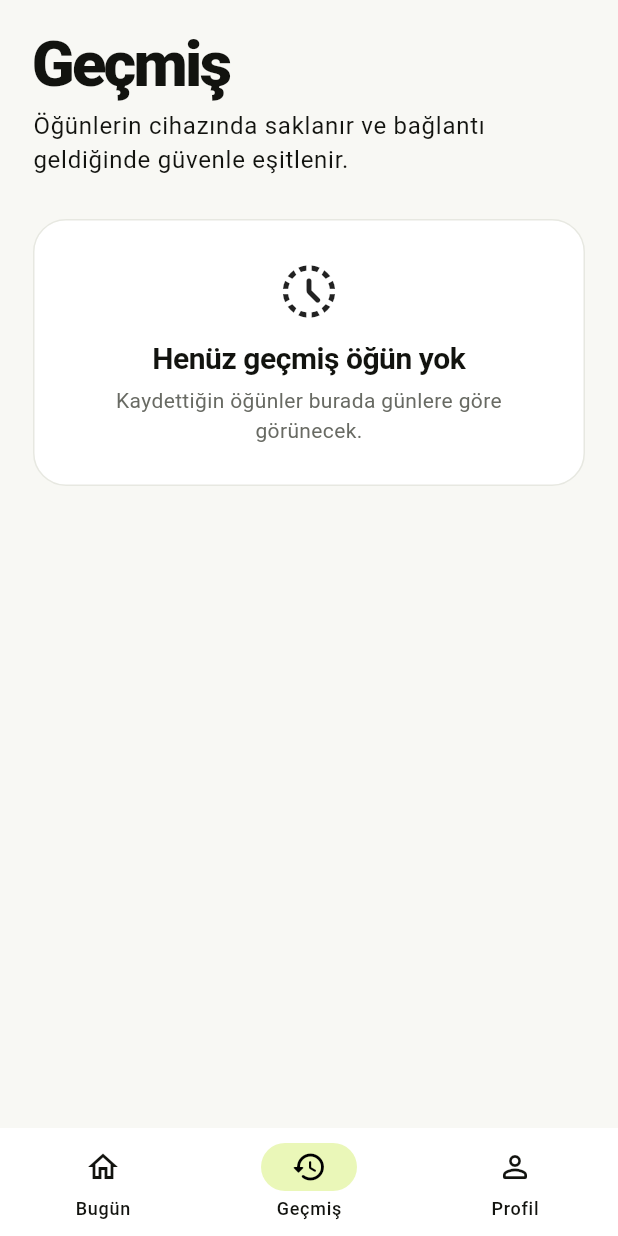
After one commit to recepzgrmh/Meal-Tracker, a Flutter app: the MealClarityShell screen opened by its route, item 2 of the bottom bar chosen, on a phone screen of 412 x 824 dp. The commit adds this screen. Run offline on Flutter 3.47's test engine with Material 3 defaults, Android fonts, the phone set to English and light mode, and no system bars; our stand-ins replace drift, drift_flutter, go_router, shared_preferences, supabase_flutter; accounts and stored records are empty; generated files the repository leaves out were written again; Roboto replaces fonts that are missing (SF Pro Display); statements that could not run were skipped.

Commit message:
feat(history): render cached meals by day

```diff
--- a/lib/src/app.dart
+++ b/lib/src/app.dart
@@ -7,6 +7,7 @@ import 'data/mock_seed_data.dart';
 import 'domain/models.dart';
 import 'features/meal_detail_screen.dart';
 import 'features/meal_flow.dart';
+import 'features/history_screen.dart';
 import 'features/today_screen.dart';
 import 'meals/data/cached_meal_repository.dart';
 import 'theme/app_theme.dart';
@@ -46,6 +47,9 @@ class _MealClarityShellState extends State<MealClarityShell> {
   final MealRepository _repository = MockMealRepository();
   late final TodayViewModel _todayViewModel;
   StreamSubscription<List<LoggedMeal>>? _mealSubscription;
+  StreamSubscription<List<LoggedMeal>>? _historySubscription;
+  List<LoggedMeal> _historyMeals = const [];
+  int _selectedTab = 0;
 
   @override
   void initState() {
@@ -59,6 +63,12 @@ class _MealClarityShellState extends State<MealClarityShell> {
       _mealSubscription = widget.cachedRepository!
           .watchDay(userId: widget.userId!, day: now)
           .listen(_todayViewModel.replaceAll);
+      _historySubscription = widget.cachedRepository!
+          .watchHistory(widget.userId!)
+          .listen((meals) {
+            if (!mounted) return;
+            setState(() => _historyMeals = meals);
+          });
       unawaited(_warmPersistentState(now));
     }
   }
@@ -66,9 +76,14 @@ class _MealClarityShellState extends State<MealClarityShell> {
   Future<void> _warmPersistentState(DateTime day) async {
     await widget.onSyncRequested?.call();
     try {
-      await widget.cachedRepository!.refreshDay(
+      await widget.cachedRepository!.refreshWindow(
         userId: widget.userId!,
-        day: day,
+        from: DateTime(
+          day.year,
+          day.month,
+          day.day,
+        ).subtract(const Duration(days: 30)),
+        to: DateTime(day.year, day.month, day.day).add(const Duration(days: 1)),
       );
     } catch (_) {
       // Cache remains the source of truth while offline.
@@ -78,6 +93,7 @@ class _MealClarityShellState extends State<MealClarityShell> {
   @override
   void dispose() {
     _mealSubscription?.cancel();
+    _historySubscription?.cancel();
     _todayViewModel.dispose();
     super.dispose();
   }
@@ -178,11 +194,29 @@ class _MealClarityShellState extends State<MealClarityShell> {
   Widget build(BuildContext context) {
     return ListenableBuilder(
       listenable: _todayViewModel,
-      builder: (context, _) => TodayScreen(
-        meals: _todayViewModel.meals,
-        onAddMeal: () => _startMealFlow(context),
-        onMealTap: (meal) => _openMeal(context, meal),
-      ),
+      builder: (context, _) {
+        if (_selectedTab == 1) {
+          return HistoryScreen(
+            meals: _historyMeals,
+            onMealTap: (meal) => _openMeal(context, meal),
+            onTodayTap: () => setState(() => _selectedTab = 0),
+            onProfileTap: () => _showProfileComingSoon(context),
+          );
+        }
+        return TodayScreen(
+          meals: _todayViewModel.meals,
+          onAddMeal: () => _startMealFlow(context),
+          onMealTap: (meal) => _openMeal(context, meal),
+          onHistoryTap: () => setState(() => _selectedTab = 1),
+          onProfileTap: () => _showProfileComingSoon(context),
+        );
+      },
+    );
+  }
+
+  void _showProfileComingSoon(BuildContext context) {
+    ScaffoldMessenger.of(context).showSnackBar(
+      const SnackBar(content: Text('Profil ayarları sonraki sprintte.')),
     );
   }
 }
--- a/lib/src/domain/models.dart
+++ b/lib/src/domain/models.dart
@@ -105,6 +105,7 @@ class LoggedMeal {
     required this.timeLabel,
     required this.items,
     this.imageAsset,
+    this.occurredAt,
   });
 
   final String id;
@@ -112,6 +113,7 @@ class LoggedMeal {
   final String timeLabel;
   final List<MealItem> items;
   final String? imageAsset;
+  final DateTime? occurredAt;
 
   Nutrition get nutrition =>
       items.fold(Nutrition.zero, (total, item) => total + item.nutrition);
@@ -122,5 +124,6 @@ class LoggedMeal {
     timeLabel: timeLabel,
     items: items ?? this.items,
     imageAsset: imageAsset,
+    occurredAt: occurredAt,
   );
 }
--- /dev/null
+++ b/lib/src/features/history_screen.dart
@@ -0,0 +1,231 @@
+import 'dart:collection';
+
+import 'package:flutter/material.dart';
+
+import '../domain/models.dart';
+import '../theme/app_theme.dart';
+
+class HistoryScreen extends StatelessWidget {
+  const HistoryScreen({
+    required this.meals,
+    required this.onMealTap,
+    required this.onTodayTap,
+    this.onProfileTap,
+    super.key,
+  });
+
+  final List<LoggedMeal> meals;
+  final ValueChanged<LoggedMeal> onMealTap;
+  final VoidCallback onTodayTap;
+  final VoidCallback? onProfileTap;
+
+  @override
+  Widget build(BuildContext context) {
+    final groups = _groupMeals(meals);
+    return Scaffold(
+      body: SafeArea(
+        bottom: false,
+        child: CustomScrollView(
+          slivers: [
+            SliverPadding(
+              padding: const EdgeInsets.fromLTRB(22, 22, 22, 36),
+              sliver: SliverList.list(
+                children: [
+                  Text(
+                    'Geçmiş',
+                    style: Theme.of(context).textTheme.displaySmall,
+                  ),
+                  const SizedBox(height: 8),
+                  Text(
+                    'Öğünlerin cihazında saklanır ve bağlantı geldiğinde güvenle eşitlenir.',
+                    style: Theme.of(context).textTheme.bodyLarge,
+                  ),
+                  const SizedBox(height: 28),
+                  if (groups.isEmpty)
+                    const _EmptyHistory()
+                  else
+                    for (final entry in groups.entries) ...[
+                      _DayHeader(date: entry.key, meals: entry.value),
+                      const SizedBox(height: 10),
+                      for (final meal in entry.value)
+                        _HistoryMealCard(
+                          meal: meal,
+                          onTap: () => onMealTap(meal),
+                        ),
+                      const SizedBox(height: 22),
+                    ],
+                ],
+              ),
+            ),
+          ],
+        ),
+      ),
+      bottomNavigationBar: NavigationBar(
+        height: 72,
+        selectedIndex: 1,
+        backgroundColor: AppColors.surface,
+        indicatorColor: const Color(0xFFEAF7B8),
+        onDestinationSelected: (index) {
+          if (index == 0) onTodayTap();
+          if (index == 2) onProfileTap?.call();
+        },
+        destinations: const [
+          NavigationDestination(
+            icon: Icon(Icons.home_outlined),
+            selectedIcon: Icon(Icons.home_rounded),
+            label: 'Bugün',
+          ),
+          NavigationDestination(
+            icon: Icon(Icons.history_rounded),
+            label: 'Geçmiş',
+          ),
+          NavigationDestination(
+            icon: Icon(Icons.person_outline_rounded),
+            label: 'Profil',
+          ),
+        ],
+      ),
+    );
+  }
+
+  SplayTreeMap<DateTime, List<LoggedMeal>> _groupMeals(List<LoggedMeal> meals) {
+    final groups = SplayTreeMap<DateTime, List<LoggedMeal>>(
+      (left, right) => right.compareTo(left),
+    );
+    for (final meal in meals) {
+      final occurredAt = meal.occurredAt;
+      if (occurredAt == null) continue;
+      final day = DateTime(occurredAt.year, occurredAt.month, occurredAt.day);
+      groups.putIfAbsent(day, () => []).add(meal);
+    }
+    return groups;
+  }
+}
+
+class _DayHeader extends StatelessWidget {
+  const _DayHeader({required this.date, required this.meals});
+
+  final DateTime date;
+  final List<LoggedMeal> meals;
+
+  @override
+  Widget build(BuildContext context) {
+    final calories = meals.fold<double>(
+      0,
+      (total, meal) => total + meal.nutrition.calories,
+    );
+    return Row(
+      children: [
+        Expanded(
+          child: Text(
+            _formatDay(date),
+            style: Theme.of(context).textTheme.titleLarge,
+          ),
+        ),
+        Text(
+          '${calories.round()} kcal',
+          style: Theme.of(context).textTheme.bodyMedium,
+        ),
+      ],
+    );
+  }
+}
+
+class _HistoryMealCard extends StatelessWidget {
+  const _HistoryMealCard({required this.meal, required this.onTap});
+
+  final LoggedMeal meal;
+  final VoidCallback onTap;
+
+  @override
+  Widget build(BuildContext context) {
+    return Padding(
+      padding: const EdgeInsets.only(bottom: 10),
+      child: Material(
+        color: AppColors.surface,
+        shape: RoundedRectangleBorder(
+          borderRadius: BorderRadius.circular(18),
+          side: const BorderSide(color: AppColors.line),
+        ),
+        clipBehavior: Clip.antiAlias,
+        child: ListTile(
+          onTap: onTap,
+          contentPadding: const EdgeInsets.all(12),
+          leading: ClipRRect(
+            borderRadius: BorderRadius.circular(12),
+            child: SizedBox.square(
+              dimension: 58,
+              child: meal.imageAsset == null
+                  ? const ColoredBox(
+                      color: AppColors.canvas,
+                      child: Icon(Icons.restaurant_rounded),
+                    )
+                  : Image.asset(meal.imageAsset!, fit: BoxFit.cover),
+            ),
+          ),
+          title: Text(
+            meal.name,
+            style: Theme.of(context).textTheme.titleMedium,
+          ),
+          subtitle: Text('${meal.timeLabel} · ${meal.items.length} yiyecek'),
+          trailing: Row(
+            mainAxisSize: MainAxisSize.min,
+            children: [
+              Text('${meal.nutrition.calories.round()} kcal'),
+              const Icon(Icons.chevron_right_rounded),
+            ],
+          ),
+        ),
+      ),
+    );
+  }
+}
+
+class _EmptyHistory extends StatelessWidget {
+  const _EmptyHistory();
+
+  @override
+  Widget build(BuildContext context) {
+    return Container(
+      padding: const EdgeInsets.all(26),
+      decoration: BoxDecoration(
+        color: AppColors.surface,
+        borderRadius: BorderRadius.circular(22),
+        border: Border.all(color: AppColors.line),
+      ),
+      child: Column(
+        children: [
+          const Icon(Icons.history_toggle_off_rounded, size: 42),
+          const SizedBox(height: 12),
+          Text(
+            'Henüz geçmiş öğün yok',
+            style: Theme.of(context).textTheme.titleLarge,
+          ),
+          const SizedBox(height: 6),
+          const Text(
+            'Kaydettiğin öğünler burada günlere göre görünecek.',
+            textAlign: TextAlign.center,
+          ),
+        ],
+      ),
+    );
+  }
+}
+
+String _formatDay(DateTime date) {
+  const months = [
+    'Ocak',
+    'Şubat',
+    'Mart',
+    'Nisan',
+    'Mayıs',
+    'Haziran',
+    'Temmuz',
+    'Ağustos',
+    'Eylül',
+    'Ekim',
+    'Kasım',
+    'Aralık',
+  ];
+  return '${date.day} ${months[date.month - 1]}';
+}
--- a/lib/src/meals/data/meal_persistence_mapper.dart
+++ b/lib/src/meals/data/meal_persistence_mapper.dart
@@ -102,6 +102,7 @@ class MealPersistenceMapper {
       timeLabel:
           '${eatenAt.hour.toString().padLeft(2, '0')}:${eatenAt.minute.toString().padLeft(2, '0')}',
       imageAsset: bundle.meal.imageAsset,
+      occurredAt: eatenAt,
       items: bundle.items
           .map(
             (item) => MealItem(
```
Also changed, not shown: lib/src/features/today_screen.dart (+20 -2 lines), lib/src/local/meal_dao.dart (+17 -0 lines), lib/src/meals/data/cached_meal_repository.dart (+17 -0 lines), 1 other file.
